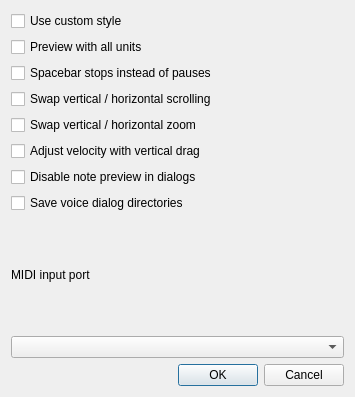
Old version of the form src/editor/SettingsDialog.ui in the repository yuxshao/ptcollab.
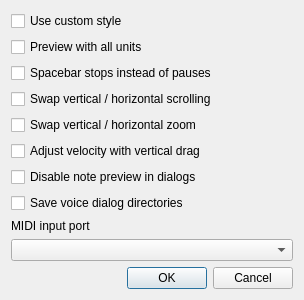
New version of the form.

Commit message: build midi for windows

Diff of the .ui file:
```diff
--- a/src/editor/SettingsDialog.ui
+++ b/src/editor/SettingsDialog.ui
@@ -6,8 +6,8 @@
    <rect>
     <x>0</x>
     <y>0</y>
-    <width>355</width>
-    <height>397</height>
+    <width>304</width>
+    <height>270</height>
    </rect>
   </property>
   <property name="windowTitle">
```
The commit also changes 2 other files.
